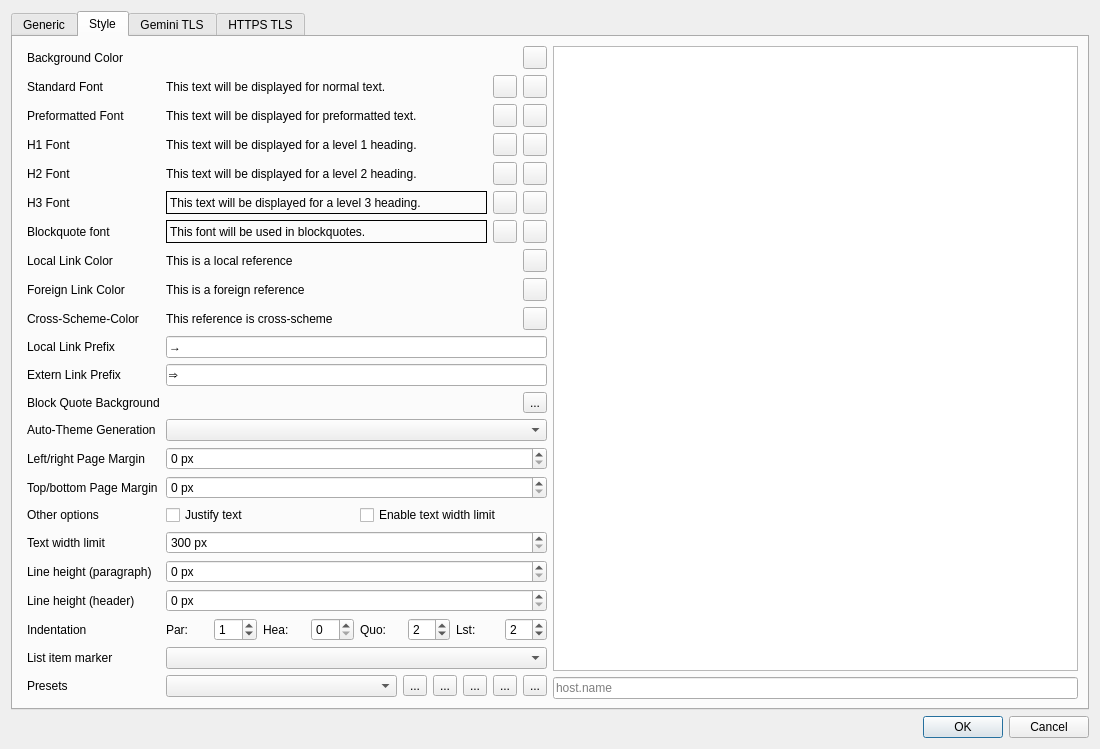
ikskuh/kristall, file src/dialogs/settingsdialog.ui: the form before one commit.
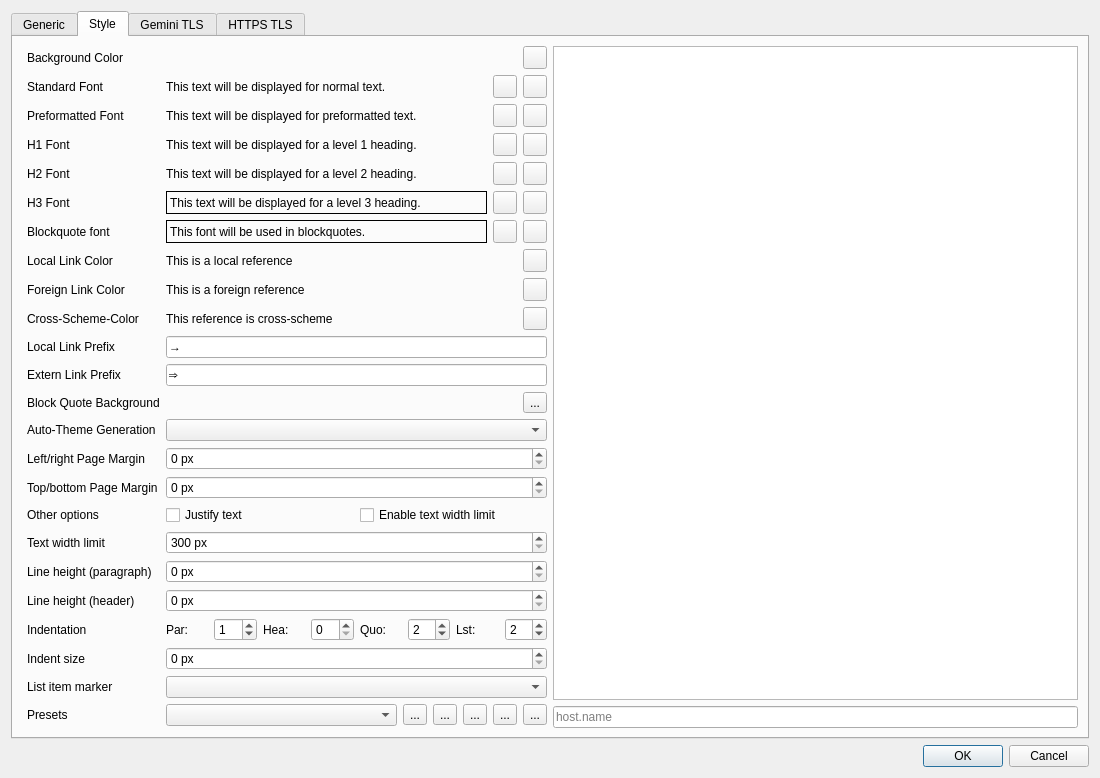
The form after the commit. The open tabs and pages were chosen to show the change. Icons and pictures are not drawn. Custom widgets are drawn as their Qt base class.

Commit message:
Add 'indent size' option
Also includes some about:help additions

```diff
--- a/src/dialogs/settingsdialog.ui
+++ b/src/dialogs/settingsdialog.ui
@@ -1238,24 +1238,45 @@
          </item>
 
          <item row="21" column="0">
+          <widget class="QLabel" name="label_42">
+           <property name="text">
+            <string>Indent size</string>
+           </property>
+          </widget>
+         </item>
+         <item row="21" column="1">
+          <widget class="QDoubleSpinBox" name="indent_size">
+           <property name="suffix">
+            <string> px</string>
+           </property>
+           <property name="decimals">
+            <number>0</number>
+           </property>
+           <property name="maximum">
+            <double>100</double>
+           </property>
+          </widget>
+         </item>
+
+         <item row="22" column="0">
           <widget class="QLabel" name="label_41">
            <property name="text">
             <string>List item marker</string>
            </property>
           </widget>
          </item>
-         <item row="21" column="1">
+         <item row="22" column="1">
           <widget class="QComboBox" name="list_symbol"/>
          </item>
 
-         <item row="22" column="0">
+         <item row="23" column="0">
           <widget class="QLabel" name="label_17">
            <property name="text">
             <string>Presets</string>
            </property>
           </widget>
          </item>
-         <item row="22" column="1">
+         <item row="23" column="1">
           <layout class="QHBoxLayout" name="horizontalLayout_2">
            <item>
             <widget class="QComboBox" name="presets"/>
```
The commit also changes 8 other files.
